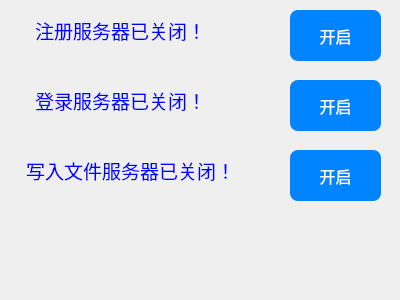
Old version of the form widget.ui in the repository iampby/MyQQ.
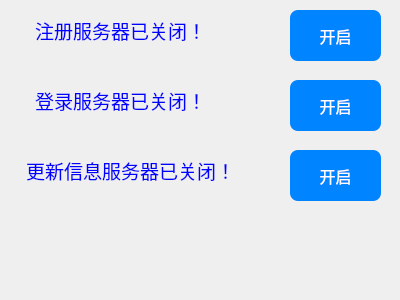
New version of the form.

Commit message: 自动更新初步完成

What changed in the file:
```diff
--- a/widget.ui
+++ b/widget.ui
@@ -68,7 +68,7 @@
 }</string>
    </property>
    <property name="text">
-    <string>写入文件服务器已关闭！</string>
+    <string>更新信息服务器已关闭！</string>
    </property>
    <property name="textFormat">
     <enum>Qt::AutoText</enum>
```
The commit also changes 66 other files.
